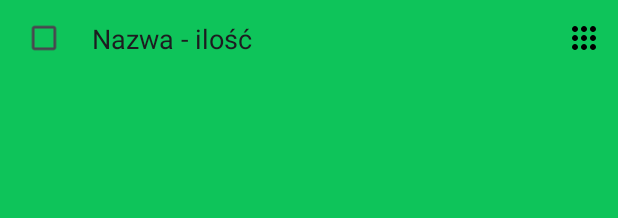
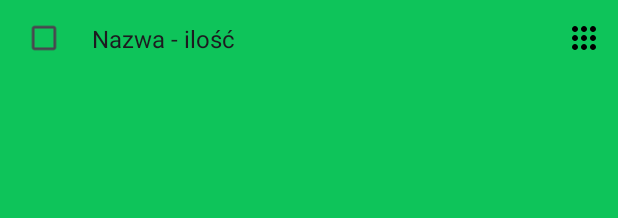
Before and after one commit to lenardam/MyDiet, an Android app: the layout item_shopping_list.xml on its own in the app's theme, with its tools: preview values and no code run, on a phone screen of 412 x 824 dp. Shown: the top 218 px of the screen. Run offline under Robolectric (Android 15) with nearby library versions, the phone set to English and light mode, and no system bars.

Commit message:
Poprawa listy zakupów

```diff
--- a/android/app/src/main/res/layout/item_shopping_list.xml
+++ b/android/app/src/main/res/layout/item_shopping_list.xml
@@ -35,6 +35,10 @@
             android:layout_marginBottom="2dp"
             android:gravity="center_vertical"
             android:text="Nazwa - ilość"
+            android:padding="0dp"
+            android:textSize="16sp"
+            android:lineSpacingExtra="0dp"
+            android:lineSpacingMultiplier="1"
             android:background="@null"
             android:imeOptions="actionDone"
             android:inputType="text"
```
